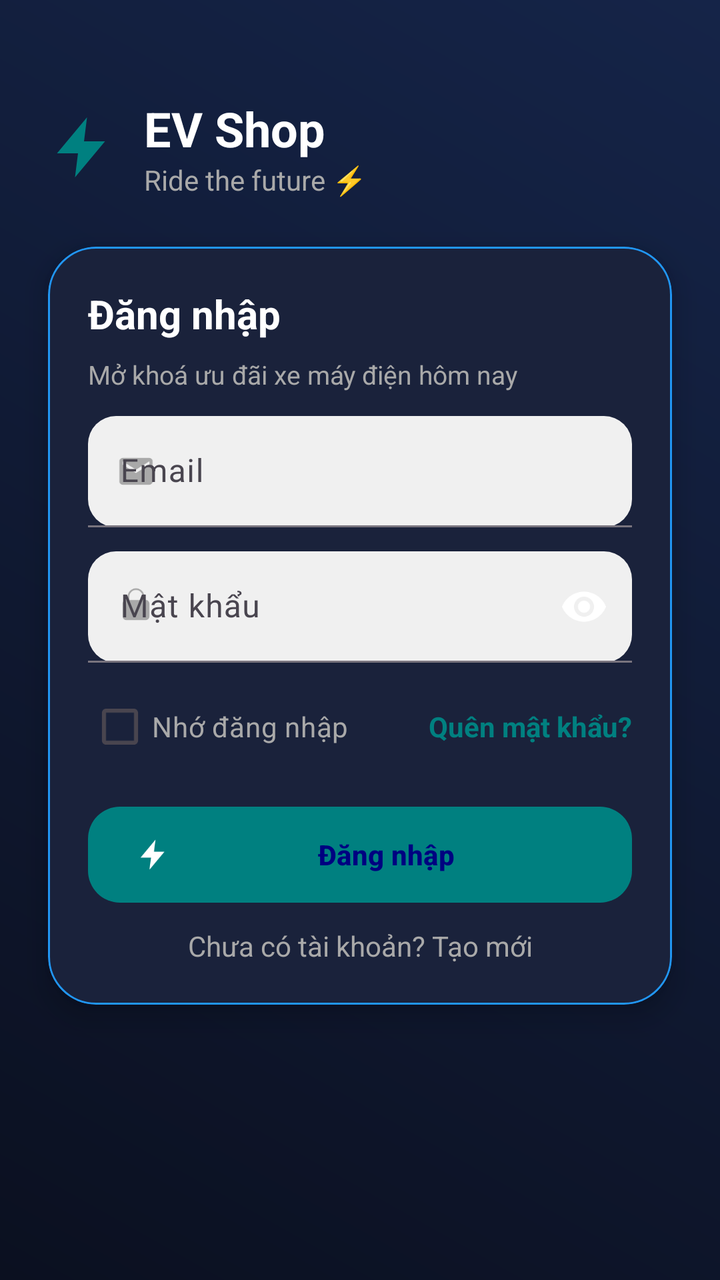
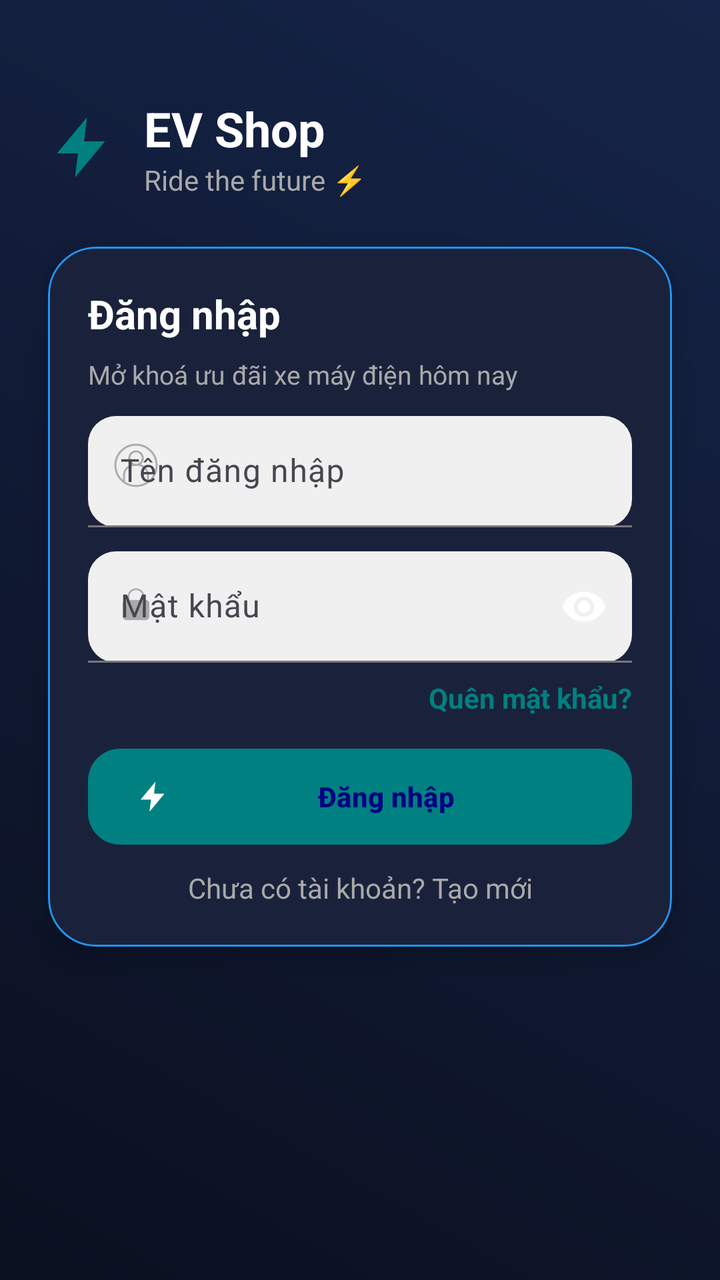

Two renders of the same Android screen: before a commit and after it. Below are the layout's source before the change and the commit's diff.
<!-- AndroidManifest.xml: activity theme Theme.Material3.DayNight.NoActionBar -->
<!-- res/layout/fragment_login.xml -->
<?xml version="1.0" encoding="utf-8"?>

<androidx.constraintlayout.widget.ConstraintLayout
    xmlns:android="http://schemas.android.com/apk/res/android"
    xmlns:app="http://schemas.android.com/apk/res-auto"
    android:id="@+id/root"
    android:layout_width="match_parent"
    android:layout_height="match_parent"
    android:background="@drawable/ev_bg"
    android:padding="0dp"
    android:fitsSystemWindows="true"
    android:animateLayoutChanges="true">

    <com.google.android.material.card.MaterialCardView
        android:id="@+id/topBannerCard"
        android:layout_width="0dp"
        android:layout_height="wrap_content"
        android:visibility="gone"
        android:translationY="-96dp"
        app:cardBackgroundColor="@color/ev_error"
        app:layout_constraintTop_toTopOf="parent"
        app:layout_constraintStart_toStartOf="parent"
        app:layout_constraintEnd_toEndOf="parent"
        app:cardCornerRadius="0dp"
        app:cardElevation="0dp"/>

    
    <LinearLayout
        android:id="@+id/header"
        android:layout_width="0dp"
        android:layout_height="wrap_content"
        android:orientation="horizontal"
        android:gravity="center_vertical"
        android:paddingStart="24dp"
        android:paddingEnd="24dp"
        android:paddingTop="48dp"
        app:layout_constraintTop_toBottomOf="@+id/topBannerCard"
        app:layout_constraintStart_toStartOf="parent"
        app:layout_constraintEnd_toEndOf="parent">

        <ImageView
            android:layout_width="36dp"
            android:layout_height="36dp"
            android:src="@drawable/ic_bolt"
            android:contentDescription="@string/app_name"
            app:tint="@color/ev_teal"/>

        <LinearLayout
            android:layout_width="0dp"
            android:layout_height="wrap_content"
            android:layout_weight="1"
            android:orientation="vertical"
            android:paddingStart="12dp">

            <TextView
                android:id="@+id/tvBrand"
                android:layout_width="wrap_content"
                android:layout_height="wrap_content"
                android:text="EV Shop"
                android:textSize="24sp"
                android:textStyle="bold"
                android:textColor="@color/ev_white"/>

            <TextView
                android:id="@+id/tvTag"
                android:layout_width="wrap_content"
                android:layout_height="wrap_content"
                android:text="Ride the future ⚡"
                android:textSize="14sp"
                android:textColor="@color/ev_hint"/>
        </LinearLayout>
    </LinearLayout>

    
    <com.google.android.material.card.MaterialCardView
        android:id="@+id/card"
        android:layout_width="0dp"
        android:layout_height="wrap_content"
        android:layout_margin="24dp"
        app:cardBackgroundColor="#1A223B"
        app:cardCornerRadius="24dp"
        app:cardElevation="8dp"
        app:strokeColor="@color/ev_blue"
        app:strokeWidth="1dp"
        app:layout_constraintTop_toBottomOf="@+id/header"
        app:layout_constraintStart_toStartOf="parent"
        app:layout_constraintEnd_toEndOf="parent">

        <LinearLayout
            android:layout_width="match_parent"
            android:layout_height="wrap_content"
            android:orientation="vertical"
            android:padding="20dp">

            <TextView
                android:id="@+id/tvWelcome"
                android:layout_width="wrap_content"
                android:layout_height="wrap_content"
                android:text="Đăng nhập"
                android:textColor="@color/ev_white"
                android:textStyle="bold"
                android:textSize="20sp"
                android:paddingBottom="8dp"/>

            <TextView
                android:id="@+id/tvSub"
                android:layout_width="wrap_content"
                android:layout_height="wrap_content"
                android:text="Mở khoá ưu đãi xe máy điện hôm nay"
                android:textColor="@color/ev_hint"
                android:textSize="13sp"
                android:paddingBottom="12dp"/>

            
            <com.google.android.material.textfield.TextInputLayout
                android:id="@+id/tilEmail"
                style="@style/Widget.EV.TextField"
                android:layout_width="match_parent"
                android:layout_height="wrap_content"
                app:startIconDrawable="@drawable/ic_mail"
                app:startIconTint="@color/ev_hint"
                app:hintEnabled="true"
                android:hint="Email">

                <com.google.android.material.textfield.TextInputEditText
                    android:id="@+id/etEmail"
                    android:layout_width="match_parent"
                    android:layout_height="wrap_content"
                    android:textColor="@color/black"
                    android:inputType="textEmailAddress"
                    android:autofillHints="emailAddress"
                    android:importantForAutofill="yes"
                    android:imeOptions="actionNext"/>
            </com.google.android.material.textfield.TextInputLayout>

            
            <com.google.android.material.textfield.TextInputLayout
                android:id="@+id/tilPass"
                style="@style/Widget.EV.TextField"
                android:layout_width="match_parent"
                android:layout_height="wrap_content"
                android:layout_marginTop="12dp"
                app:startIconDrawable="@drawable/ic_lock"
                app:startIconTint="@color/ev_hint"
                app:endIconMode="password_toggle"
                app:passwordToggleEnabled="true"
                android:hint="Mật khẩu">

                <com.google.android.material.textfield.TextInputEditText
                    android:id="@+id/etPassword"
                    android:layout_width="match_parent"
                    android:layout_height="wrap_content"
                    android:textColor="@color/black"
                    android:inputType="textPassword"
                    android:autofillHints="password"
                    android:imeOptions="actionDone"/>
            </com.google.android.material.textfield.TextInputLayout>

            
            <LinearLayout
                android:layout_width="match_parent"
                android:layout_height="wrap_content"
                android:orientation="horizontal"
                android:gravity="center_vertical"
                android:layout_marginTop="8dp">

                <CheckBox
                    android:id="@+id/cbRemember"
                    android:layout_width="wrap_content"
                    android:layout_height="wrap_content"
                    android:text="Nhớ đăng nhập"
                    android:textColor="@color/ev_hint"/>

                <TextView
                    android:id="@+id/tvForgot"
                    android:layout_width="wrap_content"
                    android:layout_height="wrap_content"
                    android:text="Quên mật khẩu?"
                    android:textStyle="bold"
                    android:textColor="@color/ev_teal"
                    android:layout_weight="1"
                    android:gravity="end"/>
            </LinearLayout>

            
            <TextView
                android:id="@+id/tvError"
                android:layout_width="match_parent"
                android:layout_height="wrap_content"
                android:textColor="@color/ev_error"
                android:text="Sai email hoặc mật khẩu"
                android:visibility="gone"
                android:paddingTop="6dp"/>

            
            <com.google.android.material.button.MaterialButton
                android:id="@+id/btnLogin"
                style="@style/Widget.EV.PrimaryButton"
                android:layout_width="match_parent"
                android:layout_height="wrap_content"
                android:text="Đăng nhập"
                android:layout_marginTop="16dp"
                app:icon="@drawable/ic_bolt"
                app:iconSize="18dp"
                app:iconPadding="8dp"/>

            
            <TextView
                android:id="@+id/tvSignup"
                android:layout_width="match_parent"
                android:layout_height="wrap_content"
                android:text="Chưa có tài khoản? Tạo mới"
                android:textColor="@color/ev_hint"
                android:gravity="center"
                android:paddingTop="12dp"/>
        </LinearLayout>
    </com.google.android.material.card.MaterialCardView>

    
    <com.google.android.material.progressindicator.CircularProgressIndicator
        android:id="@+id/loading"
        android:layout_width="48dp"
        android:layout_height="48dp"
        android:visibility="gone"
        app:indicatorSize="48dp"
        app:indicatorInset="0dp"
        app:indicatorColor="@color/ev_teal"
        app:layout_constraintTop_toTopOf="parent"
        app:layout_constraintBottom_toBottomOf="parent"
        app:layout_constraintStart_toStartOf="parent"
        app:layout_constraintEnd_toEndOf="parent"/>
</androidx.constraintlayout.widget.ConstraintLayout>
<!-- resources referenced by this layout -->
<resources>
  <color name="black">#FF000000</color>
  <color name="ev_blue">#FF2196F3</color>
  <color name="ev_error">#FFFF5252</color>
  <color name="ev_hint">#A9A9A9</color>
  <color name="ev_teal">#008080</color>
  <color name="ev_white">#FFFFFFFF</color>
  <!-- drawable ev_bg (drawable) -->
  <?xml version="1.0" encoding="utf-8"?>
  
  <shape xmlns:android="http://schemas.android.com/apk/res/android"
      android:shape="rectangle">
  <gradient
      android:type="linear" android:angle="45"
      android:startColor="#0B1020" android:centerColor="#101A34" android:endColor="#152448"/>
  </shape>
  <!-- drawable ic_bolt (drawable) -->
  <?xml version="1.0" encoding="utf-8"?>
  
  <vector xmlns:android="http://schemas.android.com/apk/res/android"
      android:width="28dp" android:height="28dp" android:viewportWidth="24" android:viewportHeight="24">
      <path android:fillColor="@color/ev_teal"
          android:pathData="M13,2L3,14h7l-1,8 10,-12h-7l1,-8z"/>
  </vector>
  <!-- drawable ic_lock (drawable) -->
  <?xml version="1.0" encoding="utf-8"?>
  
  <vector xmlns:android="http://schemas.android.com/apk/res/android"
      android:width="20dp" android:height="20dp" android:viewportWidth="24" android:viewportHeight="24">
      <path android:fillColor="@color/ev_hint"
          android:pathData="M12,17a2,2 0 0 0 2,-2 2,2 0 0 0 -2,-2 2,2 0 0 0 -2,2 2,2 0 0 0 2,2zM18,8h-1V6a5,5 0 0 0 -10,0v2H6a2,2 0 0 0 -2,2v8a2,2 0 0 0 2,2h12a2,2 0 0 0 2,-2v-8a2,2 0 0 0 -2,-2zM8,6a4,4 0 0 1 8,0v2H8V6z"/>
  </vector>
  <!-- drawable ic_mail (drawable) -->
  <?xml version="1.0" encoding="utf-8"?>
  
  <vector xmlns:android="http://schemas.android.com/apk/res/android"
      android:width="20dp" android:height="20dp" android:viewportWidth="24" android:viewportHeight="24">
      <path android:fillColor="@color/ev_hint"
          android:pathData="M20,4H4c-1.1,0 -2,0.9 -2,2v12c0,1.1 0.9,2 2,2h16c1.1,0 2,-0.9 2,-2V6c0,-1.1 -0.9,-2 -2,-2zM20,8l-8,5 -8,-5V6l8,5 8,-5v2z"/>
  </vector>
  <string name="app_name">EVShop</string>
  <style name="Widget.EV.PrimaryButton" parent="Widget.Material3.Button">
          <item name="android:layout_height">56dp</item>
          <item name="android:insetTop">0dp</item>
          <item name="android:insetBottom">0dp</item>
          <item name="cornerRadius">16dp</item>
          <item name="backgroundTint">@color/ev_teal</item>
          <item name="android:textStyle">bold</item>
          <item name="android:textAllCaps">false</item>
          <item name="android:textColor">@color/ev_navy</item>
      </style>
  <style name="Widget.EV.TextField" parent="Widget.Material3.TextInputLayout.FilledBox">
          <item name="boxBackgroundColor">@color/ev_field_bg</item>
          <item name="boxCornerRadiusTopStart">14dp</item>
          <item name="boxCornerRadiusTopEnd">14dp</item>
          <item name="boxCornerRadiusBottomStart">14dp</item>
          <item name="boxCornerRadiusBottomEnd">14dp</item>
          <item name="hintTextAppearance">@color/ev_hint</item>
      </style>
  <color name="ev_navy">#000080</color>
  <color name="ev_field_bg">#F0F0F0</color>
</resources>

<!-- the commit's change to res/layout/fragment_login.xml (unified diff, before → after) -->
@@ -24,7 +24,6 @@
         app:cardCornerRadius="0dp"
         app:cardElevation="0dp"/>
 
-    
     <LinearLayout
         android:id="@+id/header"
         android:layout_width="0dp"
@@ -71,7 +70,6 @@
         </LinearLayout>
     </LinearLayout>
 
-    
     <com.google.android.material.card.MaterialCardView
         android:id="@+id/card"
         android:layout_width="0dp"
@@ -111,29 +109,24 @@
                 android:textSize="13sp"
                 android:paddingBottom="12dp"/>
 
-            
             <com.google.android.material.textfield.TextInputLayout
-                android:id="@+id/tilEmail"
+                android:id="@+id/tilUsername"
                 style="@style/Widget.EV.TextField"
                 android:layout_width="match_parent"
                 android:layout_height="wrap_content"
-                app:startIconDrawable="@drawable/ic_mail"
+                app:startIconDrawable="@drawable/ic_round_person_24"
                 app:startIconTint="@color/ev_hint"
-                app:hintEnabled="true"
-                android:hint="Email">
+                android:hint="Tên đăng nhập">
 
                 <com.google.android.material.textfield.TextInputEditText
-                    android:id="@+id/etEmail"
+                    android:id="@+id/etUsername"
                     android:layout_width="match_parent"
                     android:layout_height="wrap_content"
                     android:textColor="@color/black"
-                    android:inputType="textEmailAddress"
-                    android:autofillHints="emailAddress"
-                    android:importantForAutofill="yes"
+                    android:inputType="text"
                     android:imeOptions="actionNext"/>
             </com.google.android.material.textfield.TextInputLayout>
 
-            
             <com.google.android.material.textfield.TextInputLayout
                 android:id="@+id/tilPass"
                 style="@style/Widget.EV.TextField"
@@ -156,7 +149,6 @@
                     android:imeOptions="actionDone"/>
             </com.google.android.material.textfield.TextInputLayout>
 
-            
             <LinearLayout
                 android:layout_width="match_parent"
                 android:layout_height="wrap_content"
@@ -164,12 +156,14 @@
                 android:gravity="center_vertical"
                 android:layout_marginTop="8dp">
 
+                
                 <CheckBox
                     android:id="@+id/cbRemember"
                     android:layout_width="wrap_content"
                     android:layout_height="wrap_content"
                     android:text="Nhớ đăng nhập"
-                    android:textColor="@color/ev_hint"/>
+                    android:textColor="@color/ev_hint"
+                    android:visibility="gone"/>
 
                 <TextView
                     android:id="@+id/tvForgot"
@@ -182,17 +176,15 @@
                     android:gravity="end"/>
             </LinearLayout>
 
-            
             <TextView
                 android:id="@+id/tvError"
                 android:layout_width="match_parent"
                 android:layout_height="wrap_content"
                 android:textColor="@color/ev_error"
-                android:text="Sai email hoặc mật khẩu"
+                android:text="Sai tên đăng nhập hoặc mật khẩu"
                 android:visibility="gone"
                 android:paddingTop="6dp"/>
 
-            
             <com.google.android.material.button.MaterialButton
                 android:id="@+id/btnLogin"
                 style="@style/Widget.EV.PrimaryButton"
@@ -204,7 +196,6 @@
                 app:iconSize="18dp"
                 app:iconPadding="8dp"/>
 
-            
             <TextView
                 android:id="@+id/tvSignup"
                 android:layout_width="match_parent"
@@ -216,7 +207,6 @@
         </LinearLayout>
     </com.google.android.material.card.MaterialCardView>
 
-    
     <com.google.android.material.progressindicator.CircularProgressIndicator
         android:id="@+id/loading"
         android:layout_width="48dp"
<!-- resource entries referenced after the edit -->
@@ -31,13 +31,11 @@
       <path android:fillColor="@color/ev_hint"
           android:pathData="M12,17a2,2 0 0 0 2,-2 2,2 0 0 0 -2,-2 2,2 0 0 0 -2,2 2,2 0 0 0 2,2zM18,8h-1V6a5,5 0 0 0 -10,0v2H6a2,2 0 0 0 -2,2v8a2,2 0 0 0 2,2h12a2,2 0 0 0 2,-2v-8a2,2 0 0 0 -2,-2zM8,6a4,4 0 0 1 8,0v2H8V6z"/>
   </vector>
-  <!-- drawable ic_mail (drawable) -->
-  <?xml version="1.0" encoding="utf-8"?>
-  
-  <vector xmlns:android="http://schemas.android.com/apk/res/android"
-      android:width="20dp" android:height="20dp" android:viewportWidth="24" android:viewportHeight="24">
-      <path android:fillColor="@color/ev_hint"
-          android:pathData="M20,4H4c-1.1,0 -2,0.9 -2,2v12c0,1.1 0.9,2 2,2h16c1.1,0 2,-0.9 2,-2V6c0,-1.1 -0.9,-2 -2,-2zM20,8l-8,5 -8,-5V6l8,5 8,-5v2z"/>
+  <!-- drawable ic_round_person_24 (drawable) -->
+  <vector xmlns:android="http://schemas.android.com/apk/res/android" android:height="30dp" android:viewportHeight="125" android:viewportWidth="100" android:width="24dp">
+        
+      <path android:fillColor="#FFFFFF" android:pathData="M50,5C25.2,5 5,25.2 5,50c0,24.8 20.2,45 45,45c24.8,0 45,-20.2 45,-45C95,25.2 74.8,5 50,5zM27,83.9V71c0,-11 9,-20 20,-20h6c11,0 20,9 20,20v12.9C66.4,88.4 58.5,91 50,91S33.6,88.4 27,83.9zM50,47c-6.6,0 -12,-5.4 -12,-12s5.4,-12 12,-12c6.6,0 12,5.4 12,12S56.6,47 50,47zM77,80.8V71c0,-11 -7.4,-20.3 -17.6,-23.1C63.4,45 66,40.3 66,35c0,-8.8 -7.2,-16 -16,-16s-16,7.2 -16,16c0,5.3 2.6,10 6.6,12.9C30.4,50.7 23,60 23,71v9.8C14.4,73.3 9,62.3 9,50C9,27.4 27.4,9 50,9s41,18.4 41,41C91,62.3 85.6,73.3 77,80.8z"/>
+      
   </vector>
   <string name="app_name">EVShop</string>
   <style name="Widget.EV.PrimaryButton" parent="Widget.Material3.Button">
